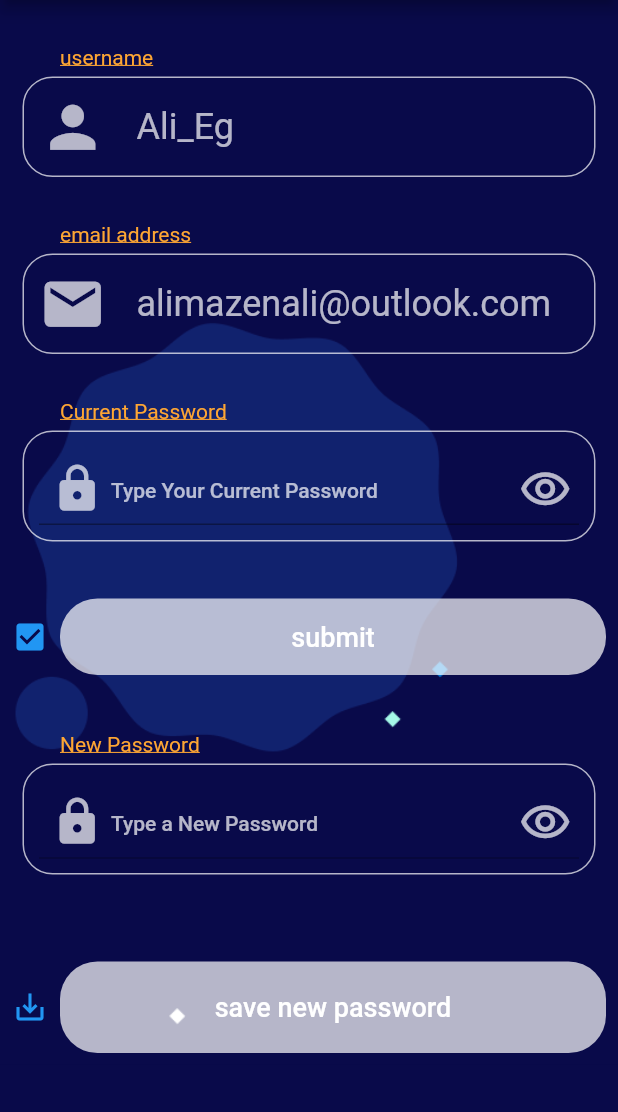
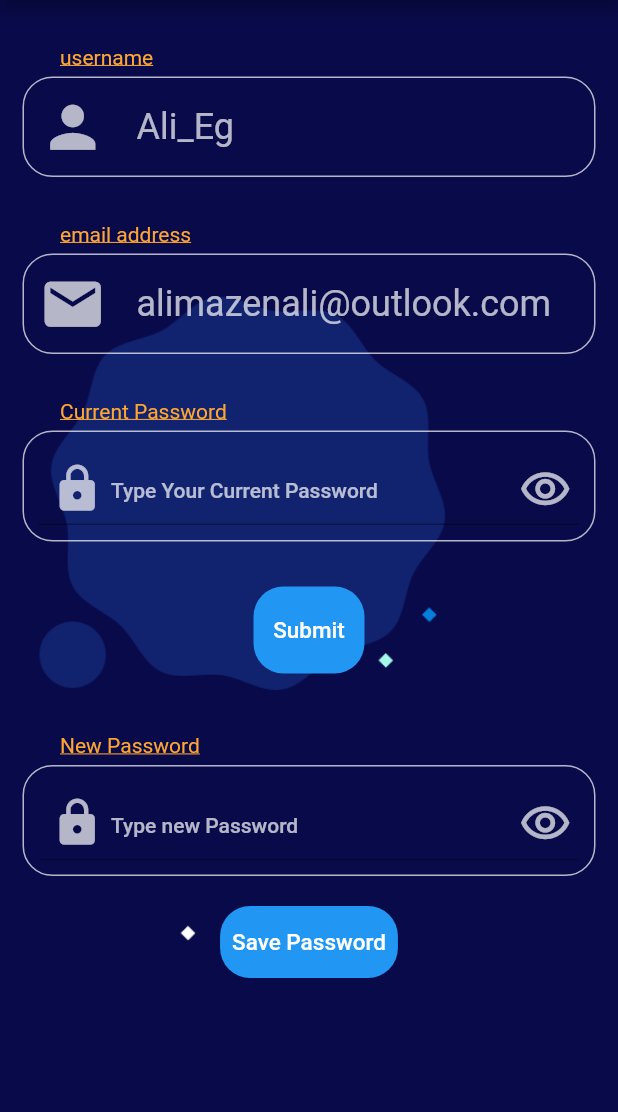
Before and after one commit to Ali-2001-Eg/smarty, a Flutter app: the AccountPage screen opened by its route, on a phone screen of 412 x 824 dp, the part 84-1196 px from its top. Run offline on Flutter 3.47's test engine with Material 2 defaults, Android fonts, the light colour scheme and no system bars; our stand-ins replace animated_text_kit, get, otp_text_field, shared_preferences, smooth_page_indicator; accounts and stored records are empty.

Commit message:
update account with getx 2

```diff
--- a/lib/controllers/user_controller.dart
+++ b/lib/controllers/user_controller.dart
@@ -22,9 +22,9 @@ class UserController extends GetxController{
     update();
   }
   //after confirming current => disable this text field
-  var isConfirmed=false.obs;
+  var isDisabled=false.obs;
   void disableTextField(){
-    isConfirmed.value=true;
+    isDisabled.value=true;
     update();
   }
 
--- a/lib/screens/profile/account_page.dart
+++ b/lib/screens/profile/account_page.dart
@@ -9,10 +9,11 @@ class AccountPage extends StatelessWidget {
   final TextEditingController _currentPasswordController =
       TextEditingController();
   final TextEditingController _newPasswordController = TextEditingController();
+  GlobalKey<FormState> _key = GlobalKey<FormState>();
   @override
   Widget build(BuildContext context) {
     return Scaffold(
-      backgroundColor: Color(0xff090A4A),
+      backgroundColor: const Color(0xff090A4A),
       resizeToAvoidBottomInset: true,
       appBar: AppBar(
         automaticallyImplyLeading: false,
@@ -54,57 +55,188 @@ class AccountPage extends StatelessWidget {
               _immutableProfileWidget(context, Icons.email,
                   'alimazenali@outlook.com', 'email address'),
               //confirm current password
-              _editableProfileWidget(context, 'Current Password',
-                  'Type Your Current Password', _currentPasswordController,false),
+              Column(
+                crossAxisAlignment: CrossAxisAlignment.start,
+                children: [
+                  Container(
+                    margin: const EdgeInsets.only(
+                        top: 30, left: 15, right: 15, bottom: 0),
+                    padding: const EdgeInsets.only(left: 25),
+                    child: const Text(
+                      'Current Password',
+                      style: TextStyle(
+                        color: Color(0xffFEA633),
+                        decoration: TextDecoration.underline,
+                      ),
+                    ),
+                  ),
+                  Container(
+                    margin: const EdgeInsets.only(top: 5, left: 15, right: 15),
+                    padding: const EdgeInsets.all(10),
+                    decoration: BoxDecoration(
+                        border: Border.all(color: Colors.white70),
+                        borderRadius: BorderRadius.circular(20)),
+                    child: Obx(
+                      () => TextFormField(
+                        validator: (String? value) {
+                          if (value!.isEmpty) {
+                            return 'required';
+                          }
+                          return null;
+                        },
+                        key: _key,
+                        enabled: !_controller.isDisabled.value,
+                        controller: _currentPasswordController,
+                        style: Theme.of(context)
+                            .textTheme
+                            .headline5
+                            ?.copyWith(color: Colors.white70),
+                        obscureText: (_controller.isPasswordShown.value),
+                        decoration: InputDecoration(
+                          hintText: 'Type Your Current Password',
+                          suffixIcon: IconButton(
+                            icon: Icon(
+                              _controller.suffix,
+                              size: 35,
+                              color: Colors.white70,
+                            ),
+                            onPressed: () {
+                              print('tapped');
+                              _controller.changeSuffixIcon();
+                            },
+                          ),
+                          prefixIcon: IconButton(
+                            icon: const Icon(
+                              Icons.lock,
+                              size: 35,
+                              color: Colors.white70,
+                            ),
+                            onPressed: () {},
+                          ),
+                          hintStyle:
+                              Theme.of(context).textTheme.bodyText1?.copyWith(
+                                    color: Colors.white70,
+                                  ),
+                        ),
+                      ),
+                    ),
+                  ),
+                ],
+              ),
               const SizedBox(
                 height: 30,
               ),
-              TextButton.icon(
-                onPressed: (() {
+              Container(
+
+                decoration: BoxDecoration(
+                  color: Colors.blue,
+                  borderRadius: BorderRadius.circular(20),
+                ),
+                padding: EdgeInsets.all(5),
+                child: TextButton(
+                  onPressed: () {
+                    // print('ali');
+                    _controller.disableTextField();
                     _controller.verifyCurrentPassword();
-                }),
-                icon: const Icon(Icons.check_box),
-                label: Container(
-                  alignment: Alignment.center,
-                  padding: EdgeInsets.all(15),
+                  },
                   child: const Text(
-                    'submit',
+                    'Submit',
                     style: TextStyle(
-                      fontSize: 18,
                         color: Colors.white,
+                        fontSize: 15.0,
+                        fontWeight: FontWeight.w500),
                   ),
                 ),
-                  decoration: BoxDecoration(
-                    color: Colors.white70,
-                    borderRadius: BorderRadius.circular(25),
+                //new password
+              ),
+              const SizedBox(
+                height: 10,
+              ),
+              //new password
+              Column(
+                crossAxisAlignment: CrossAxisAlignment.start,
+                children: [
+                  Container(
+                    margin: const EdgeInsets.only(
+                        top: 30, left: 15, right: 15, bottom: 0),
+                    padding: const EdgeInsets.only(left: 25),
+                    child: const Text(
+                      'New Password',
+                      style: TextStyle(
+                        color: Color(0xffFEA633),
+                        decoration: TextDecoration.underline,
                       ),
                     ),
                   ),
-
-              //new password
-             _editableProfileWidget(context, 'New Password',
-                  'Type a New Password', _newPasswordController,true),
-              const SizedBox(
-                height: 50,
+                  Container(
+                    margin: const EdgeInsets.only(top: 5, left: 15, right: 15),
+                    padding: const EdgeInsets.all(10),
+                    decoration: BoxDecoration(
+                        border: Border.all(color: Colors.white70),
+                        borderRadius: BorderRadius.circular(20)),
+                    child: Obx(
+                      () => TextField(
+                        enabled: _controller.isVerified.value,
+                        controller: _newPasswordController,
+                        style: Theme.of(context)
+                            .textTheme
+                            .headline5
+                            ?.copyWith(color: Colors.white70),
+                        obscureText: (_controller.isPasswordShown.value),
+                        decoration: InputDecoration(
+                          hintText: 'Type new Password',
+                          suffixIcon: IconButton(
+                            icon: Icon(
+                              _controller.suffix,
+                              size: 35,
+                              color: Colors.white70,
                             ),
-              TextButton.icon(
-                onPressed: (() {}),
-                icon: const Icon(Icons.save_alt_outlined),
-                label: Container(
-                  alignment: Alignment.center,
-                  padding: EdgeInsets.all(20),
-                  child: const Text(
-                    'save new password',
-                    style: TextStyle(
-                      fontSize: 18,
-                      color: Colors.white,
+                            onPressed: () {
+                              print('tapped');
+                              _controller.changeSuffixIcon();
+                            },
+                          ),
+                          prefixIcon: IconButton(
+                            icon: const Icon(
+                              Icons.lock,
+                              size: 35,
+                              color: Colors.white70,
+                            ),
+                            onPressed: () {},
+                          ),
+                          hintStyle:
+                              Theme.of(context).textTheme.bodyText1?.copyWith(
+                                    color: Colors.white70,
                                   ),
                         ),
-                  decoration: BoxDecoration(
-                    color: Colors.white70,
-                    borderRadius: BorderRadius.circular(25),
                       ),
                     ),
+                  ),
+                  Center(
+                    child: Container(
+                      decoration: BoxDecoration(
+                        borderRadius: BorderRadius.circular(20),color: Colors.blue,
+                      ),
+                      margin: const EdgeInsets.only(top: 20),
+
+                      child: TextButton(
+                        onPressed: () {
+                          // print('ali');
+                          _controller.verifyCurrentPassword();
+                        },
+                        child: const Text(
+                          'Save Password',
+                          style: TextStyle(
+                              color: Colors.white,
+                              fontSize: 15.0,
+                              fontWeight: FontWeight.w500),
+                        ),
+                      ),
+                      //new password
+                    ),
+                  ),
+
+                ],
               ),
             ],
           ),
@@ -165,68 +297,4 @@ class AccountPage extends StatelessWidget {
           ),
         ],
       );
-
-  Widget _editableProfileWidget(BuildContext context, String label, String hint,
-          TextEditingController txtController,bool isNew,) {
-    print(isNew);
-    return Column(
-        crossAxisAlignment: CrossAxisAlignment.start,
-        children: [
-          Container(
-            margin:
-                const EdgeInsets.only(top: 30, left: 15, right: 15, bottom: 0),
-            padding: const EdgeInsets.only(left: 25),
-            child: Text(
-              label,
-              style: const TextStyle(
-                color: Color(0xffFEA633),
-                decoration: TextDecoration.underline,
-              ),
-            ),
-          ),
-          Container(
-            margin: const EdgeInsets.only(top: 5, left: 15, right: 15),
-            padding: const EdgeInsets.all(10),
-            decoration: BoxDecoration(
-                border: Border.all(color: Colors.white70),
-                borderRadius: BorderRadius.circular(20)),
-            child: Obx(() => TextField(
-                  enabled: isNew?_controller.isVerified.value:true,
-                  controller: txtController,
-                  style: Theme.of(context)
-                      .textTheme
-                      .headline5
-                      ?.copyWith(color: Colors.white70),
-                  obscureText: (_controller.isPasswordShown.value),
-                  decoration: InputDecoration(
-                    hintText: hint,
-                    suffixIcon: IconButton(
-                      icon: Icon(
-                        _controller.suffix,
-                        size: 35,
-                        color: Colors.white70,
-                      ),
-                      onPressed: () {
-                        print('tapped');
-                        _controller.changeSuffixIcon();
-                      },
-                    ),
-                    prefixIcon: IconButton(
-                      icon: const Icon(
-                        Icons.lock,
-                        size: 35,
-                        color: Colors.white70,
-                      ),
-                      onPressed: () {},
-                    ),
-                    hintStyle: Theme.of(context).textTheme.bodyText1?.copyWith(
-                          color: Colors.white70,
-                        ),
-                  ),
-                ),
-            ),
-          ),
-        ],
-      );
 }
-}
```
Lines whose indentation alone changed are shown as unchanged.
